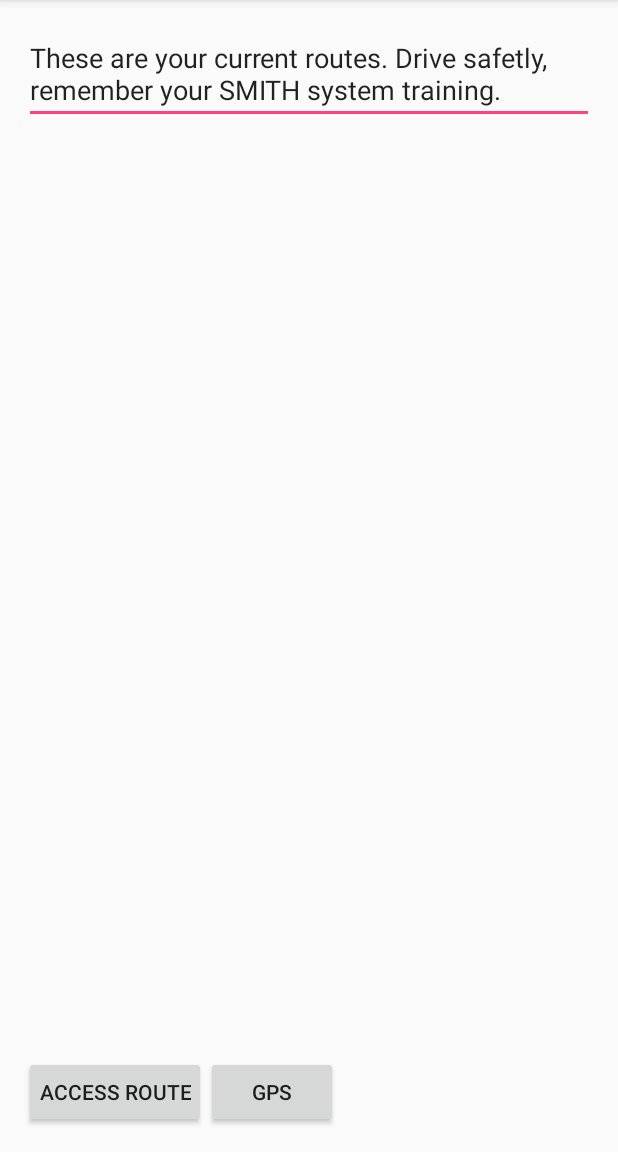
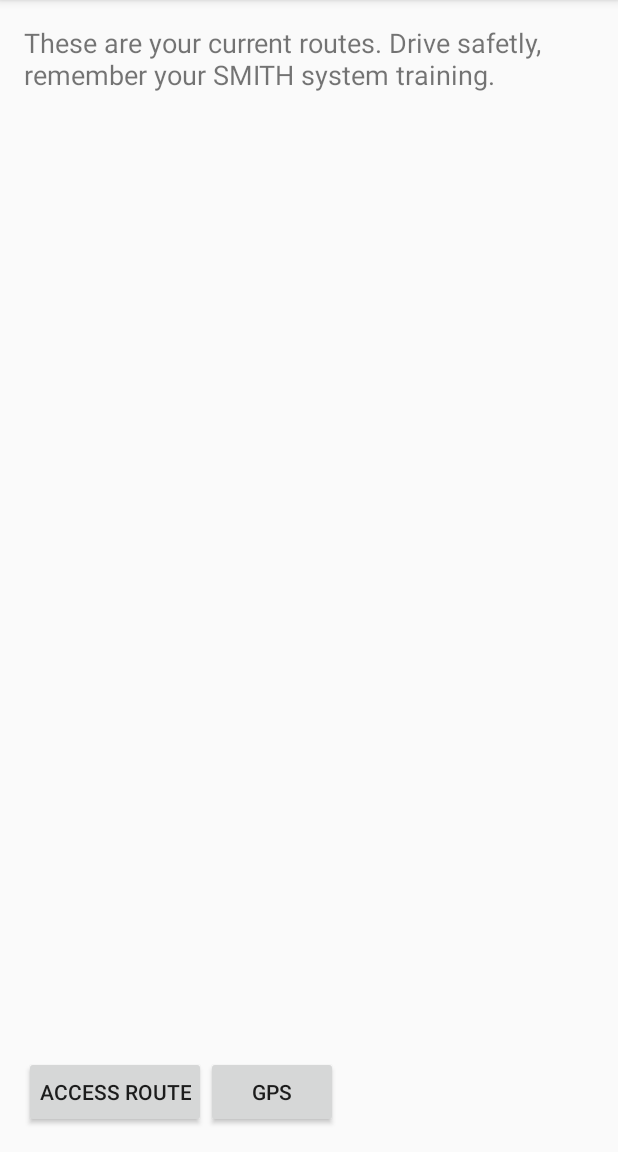
Before and after one commit to brendon21c/transport_android_app, an Android app: the RouteView screen opened directly, with no data from a screen before it, on a phone screen of 412 x 824 dp, the part 84-1236 px from its top. Run offline under Robolectric (Android 15) with nearby library versions, the phone set to English and light mode, and no system bars.

```diff
--- a/app/src/main/java/com/brendon/trransport_android_app/RouteView.java
+++ b/app/src/main/java/com/brendon/trransport_android_app/RouteView.java
@@ -1,9 +1,23 @@
 package com.brendon.trransport_android_app;
 
+import android.content.Intent;
 import android.support.v7.app.AppCompatActivity;
 import android.os.Bundle;
+import android.widget.ArrayAdapter;
+import android.widget.Button;
+import android.widget.EditText;
+import android.widget.ListView;
+import android.widget.TextView;
 
 public class RouteView extends AppCompatActivity {
+
+    TextView mDriverInstructions;
+    Button mOrderDetailsButton;
+    Button mGPSButton;
+    ListView mRouteList;
+
+    ArrayAdapter mRouteAdapter;
+
 
 
 
@@ -13,7 +27,16 @@ public class RouteView extends AppCompatActivity {
         setContentView(R.layout.activity_route_view);
 
 
+        mDriverInstructions = (TextView) findViewById(R.id.route_instructions);
+        mOrderDetailsButton = (Button) findViewById(R.id.access_stop);
+        mGPSButton = (Button) findViewById(R.id.gps_button);
+        mRouteList = (ListView) findViewById(R.id.route_list_view);
 
+        Intent intent = getIntent();
+
+        int driver_id = intent.getIntExtra("driverID", 0);
+
+        System.out.println(driver_id); //TODO Start here.
 
 
 
--- a/app/src/main/res/layout/activity_route_view.xml
+++ b/app/src/main/res/layout/activity_route_view.xml
@@ -13,12 +13,13 @@
         android:layout_width="match_parent"
         android:layout_height="wrap_content">
 
-        <EditText
+        <TextView
             android:id="@+id/route_instructions"
             android:layout_width="match_parent"
             android:layout_height="wrap_content"
             android:inputType="text|textMultiLine"
-            android:text="These are your current routes. Drive safetly, remember your SMITH system training."/>
+            android:text="These are your current routes. Drive safetly, remember your SMITH system training."
+            android:textSize="18sp"/>
 
     </RelativeLayout>
 
```
Also changed, not shown: app/src/main/java/com/brendon/trransport_android_app/MainActivity.java (+20 -1 lines).
